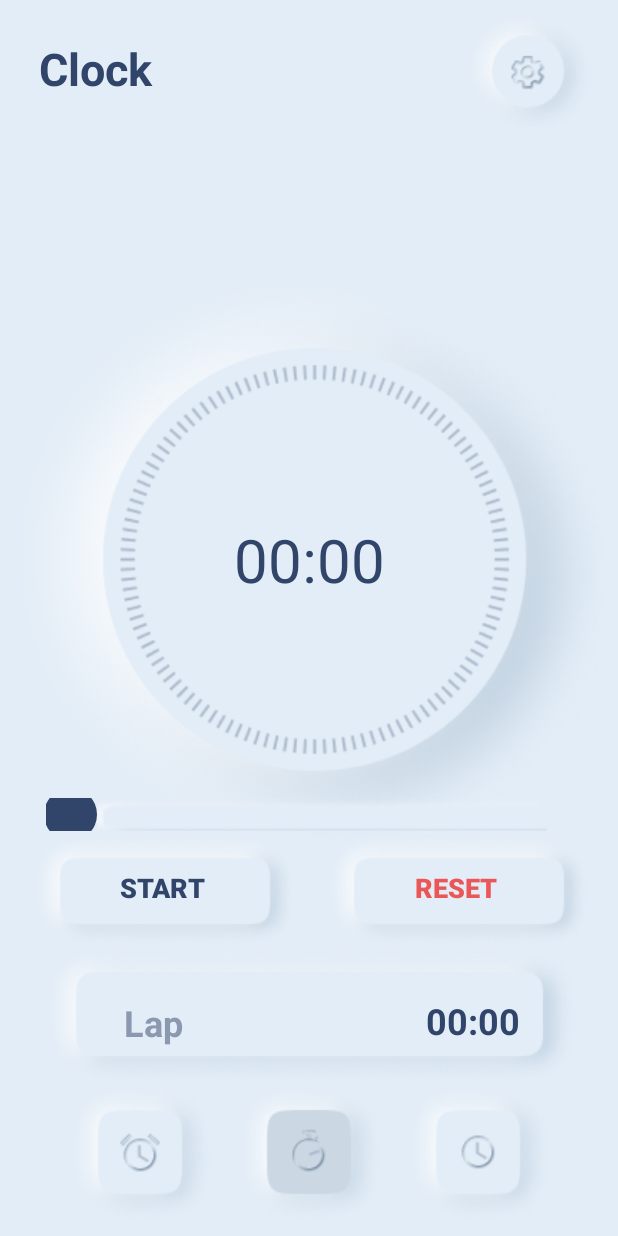
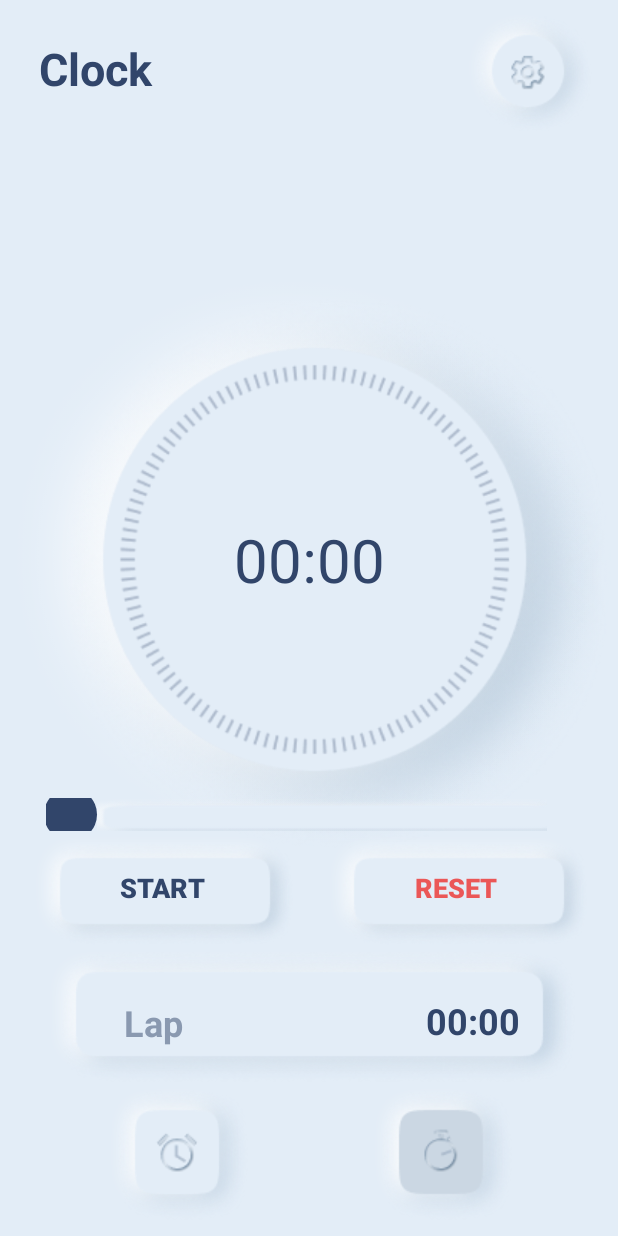
Before and after one commit to abdul-matin0/android_stopwatch, an Android app: the screen it shows after launch (HomeActivity), on a phone screen of 412 x 824 dp. Run offline under Robolectric (Android 15) with nearby library versions, the phone set to English and light mode, and no system bars.

```diff
--- a/app/src/main/res/layout/activity_home.xml
+++ b/app/src/main/res/layout/activity_home.xml
@@ -73,8 +73,8 @@
         android:id="@+id/alarmIconActive"
         android:layout_width="wrap_content"
         android:layout_height="wrap_content"
-        android:layout_marginStart="45dp"
-        android:layout_marginLeft="45dp"
+        android:layout_marginStart="70dp"
+        android:layout_marginLeft="70dp"
         android:layout_marginBottom="10dp"
         android:background="@drawable/alarmicon"
         android:onClick="openAlarmActivity"
@@ -85,26 +85,14 @@
         android:id="@+id/stopwatch"
         android:layout_width="wrap_content"
         android:layout_height="wrap_content"
-        android:layout_marginStart="25dp"
-        android:layout_marginLeft="25dp"
-        android:layout_marginEnd="25dp"
-        android:layout_marginRight="25dp"
+        android:layout_marginEnd="70dp"
+        android:layout_marginRight="70dp"
         android:layout_marginBottom="10dp"
         android:background="@drawable/stopwatch_active"
         app:layout_constraintBottom_toBottomOf="parent"
-        app:layout_constraintEnd_toStartOf="@+id/clockBtn"
+        app:layout_constraintEnd_toEndOf="parent"
+        app:layout_constraintHorizontal_bias="1.0"
         app:layout_constraintStart_toEndOf="@+id/alarmIconActive" />
-
-    <Button
-        android:id="@+id/clockBtn"
-        android:layout_width="wrap_content"
-        android:layout_height="wrap_content"
-        android:layout_marginEnd="45dp"
-        android:layout_marginRight="45dp"
-        android:layout_marginBottom="10dp"
-        android:background="@drawable/clock"
-        app:layout_constraintBottom_toBottomOf="parent"
-        app:layout_constraintEnd_toEndOf="parent" />
 
     <Button
         android:id="@+id/settingsBtn"
```
Also changed, not shown: app/src/main/res/layout/activity_alarm.xml (+6 -18 lines).
